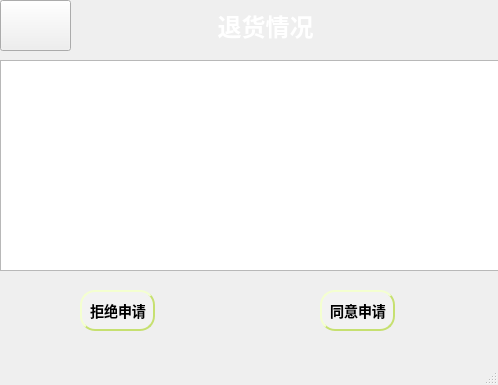
Qt form mainwindow12.ui (code-aifarmer/Home-appliance-information-management-system-) before a commit.
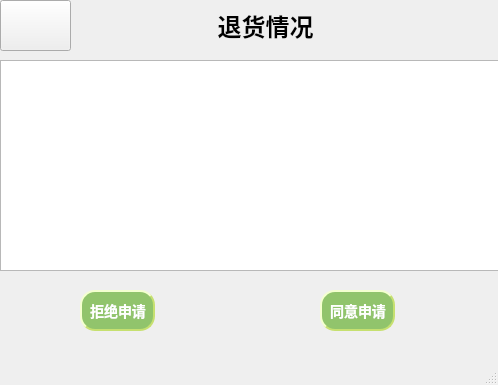
The same form after that commit. Icons and pictures are not drawn.

What changed in the file:
```diff
--- a/mainwindow12.ui
+++ b/mainwindow12.ui
@@ -13,6 +13,15 @@
   <property name="windowTitle">
    <string>MainWindow</string>
   </property>
+  <property name="styleSheet">
+   <string notr="true">
+
+
+MainWindow12{background-image: url(C:/Users/12234/Desktop/9.jpg);}
+
+
+</string>
+  </property>
   <widget class="QWidget" name="centralwidget">
    <widget class="QListView" name="listView">
     <property name="geometry">
@@ -67,11 +76,11 @@
 }
 
 QPushButton {
-background-color: #ffffff;
+background-color: #91c46c;
 color: #ffffff;
-color: black;
+color:white;
                     /* 文字颜色 */
-background-color: #f2f2f2;       /* 背景色 */
+background-color: #91c46c;       /* 背景色 */
 border-style: outset;            /* 边框风格 */
 border-width: 2px;               /* 边框宽度 */
 border-radius: 5px;              /* 边框圆角 */
@@ -110,11 +119,11 @@
 }
 
 QPushButton {
-background-color: #ffffff;
+background-color: #91c46c;
 color: #ffffff;
-color: black;
+color:white;
                     /* 文字颜色 */
-background-color: #f2f2f2;       /* 背景色 */
+background-color: #91c46c;       /* 背景色 */
 border-style: outset;            /* 边框风格 */
 border-width: 2px;               /* 边框宽度 */
 border-radius: 5px;              /* 边框圆角 */
@@ -155,11 +164,9 @@
      </font>
     </property>
     <property name="styleSheet">
-     <string notr="true">
- background-color: qlineargradient(x1:0, y1:0, x2:1, y2:1,
-stop:0 #91c46c,stop:1#91c46c);
- 
-color: white; </string>
+     <string notr="true">color: rgb(255, 255, 255);
+QLable{background-image: url(C:/Users/12234/Desktop/9.jpg);colour:white}
+</string>
     </property>
     <property name="text">
      <string>退货情况      </string>
```
Left out of the diff: 76 changed lines with no effect on the pictures.
